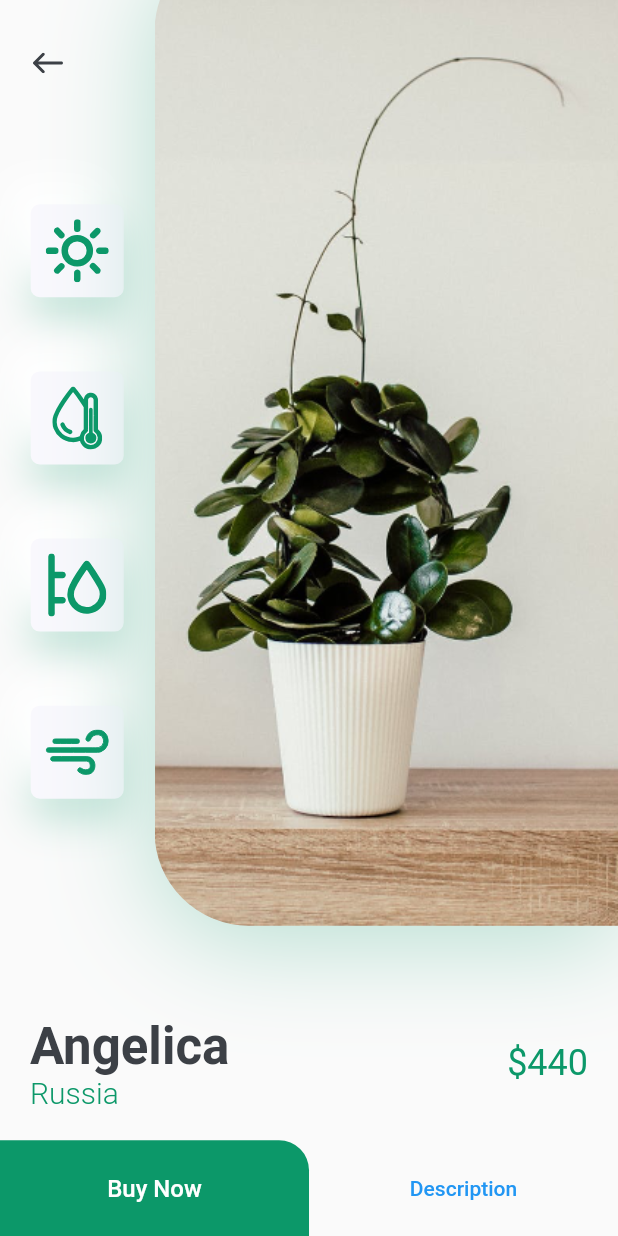
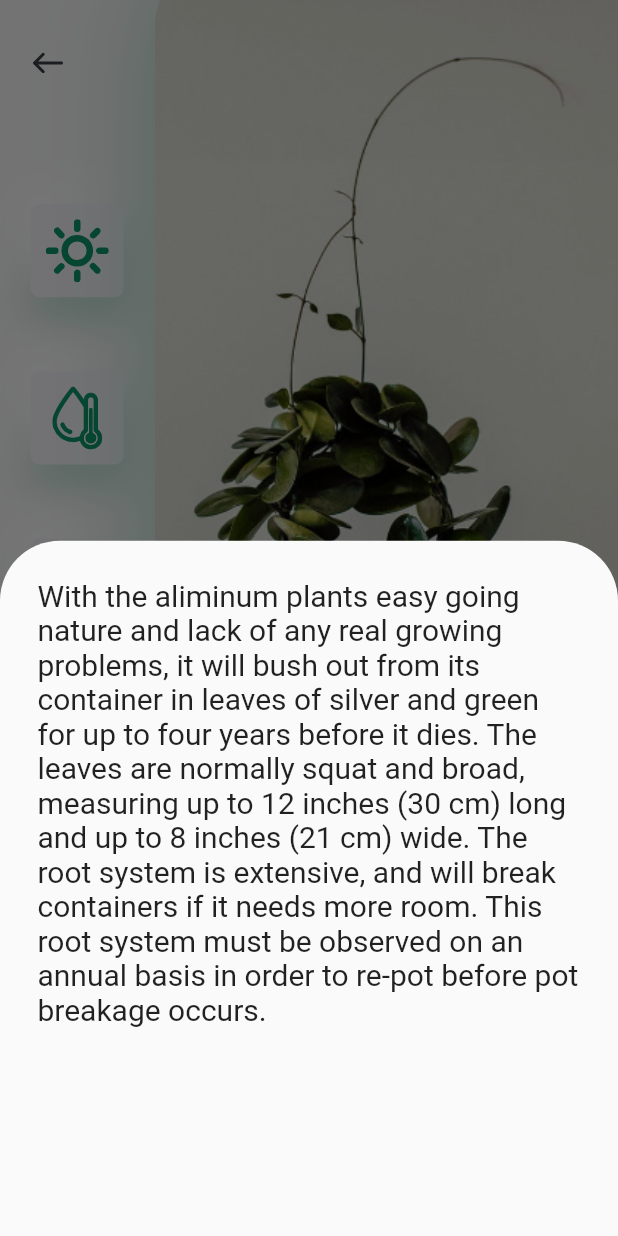
Before and after one commit to AdityaNawandar/plant_app, a Flutter app: the DetailsScreen screen opened directly, scrolled down 42 dp, after a tap on "Description", on a phone screen of 412 x 824 dp. Run offline on Flutter 3.47's test engine with Material 2 defaults, Android fonts, the phone set to English and light mode, and no system bars; our stand-ins replace flutter_svg.

Commit message:
Added Description Widget

```diff
--- a/lib/screens/details/components/buy_now_and_description_on_details_screen.dart
+++ b/lib/screens/details/components/buy_now_and_description_on_details_screen.dart
@@ -1,4 +1,5 @@
 import 'package:flutter/material.dart';
+import 'package:plant_app/screens/details/components/plant_description.dart';
 
 import '../../../constants.dart';
 
@@ -12,6 +13,24 @@ class BuyNowAndDescriptionOnDetailsPage extends StatelessWidget {
 
   @override
   Widget build(BuildContext context) {
+    void _showDescription() {
+      showModalBottomSheet(
+          context: context,
+          shape: RoundedRectangleBorder(
+            borderRadius: BorderRadius.only(
+              topLeft: Radius.circular(40),
+              topRight: Radius.circular(40),
+            ),
+          ),
+          builder: (context) {
+            return Container(
+              height: MediaQuery.of(context).size.height * 0.75,
+              padding: EdgeInsets.symmetric(vertical: 25, horizontal: 25),
+              child: PlantDescription(),
+            );
+          });
+    }
+
     return Row(
       children: [
         SizedBox(
@@ -35,7 +54,9 @@ class BuyNowAndDescriptionOnDetailsPage extends StatelessWidget {
         ),
         Expanded(
           child: TextButton(
-            onPressed: () {},
+            onPressed: () {
+              _showDescription();
+            },
             child: Text('Description'),
           ),
         )
--- /dev/null
+++ b/lib/screens/details/components/plant_description.dart
@@ -0,0 +1,26 @@
+import 'package:flutter/material.dart';
+
+import '../../../constants.dart';
+
+class PlantDescription extends StatelessWidget {
+  const PlantDescription({Key? key}) : super(key: key);
+
+  @override
+  Widget build(BuildContext context) {
+    return Container(
+      child: Text(
+        'With the aliminum plants easy going nature and lack of any real growing problems, '
+        'it will bush out from its container in leaves of silver and green for up to four years before it dies. '
+        'The leaves are normally squat and broad, measuring up to 12 inches (30 cm) long and up to 8 inches (21 cm) wide. '
+        'The root system is extensive, and will break containers if it needs more room. '
+        'This root system must be observed on an annual basis in order to re-pot before pot breakage occurs.',
+        style: TextStyle(
+          fontSize: 20,
+        ),
+      ),
+      decoration: BoxDecoration(
+
+      ),
+    );
+  }
+}
```
